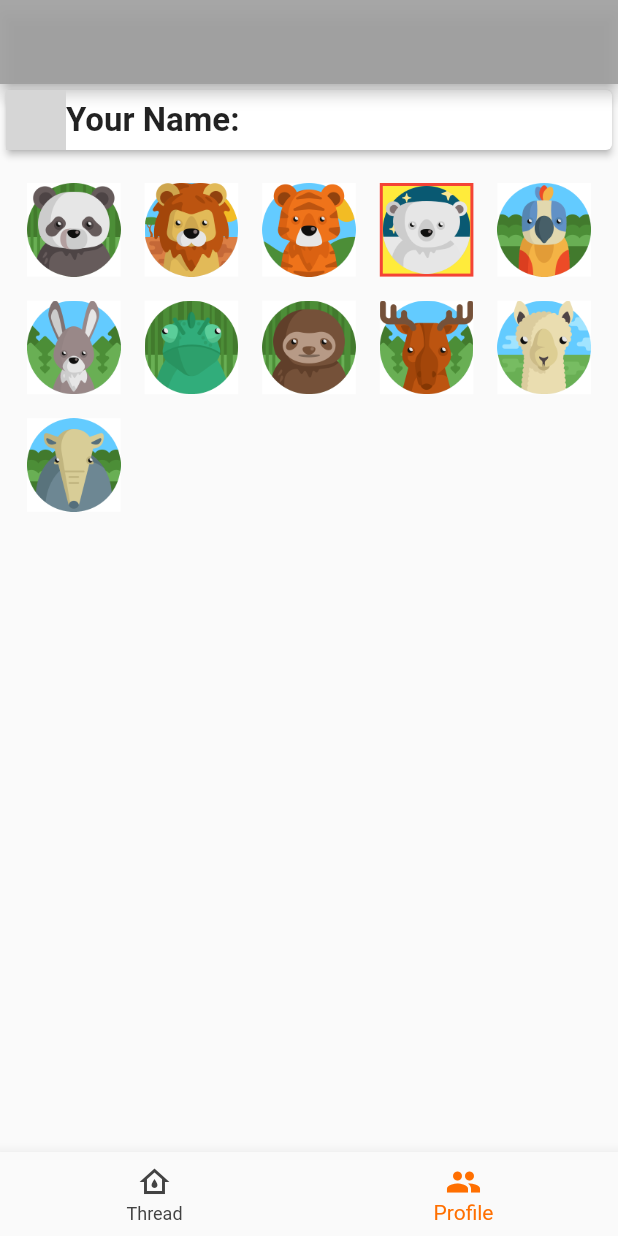
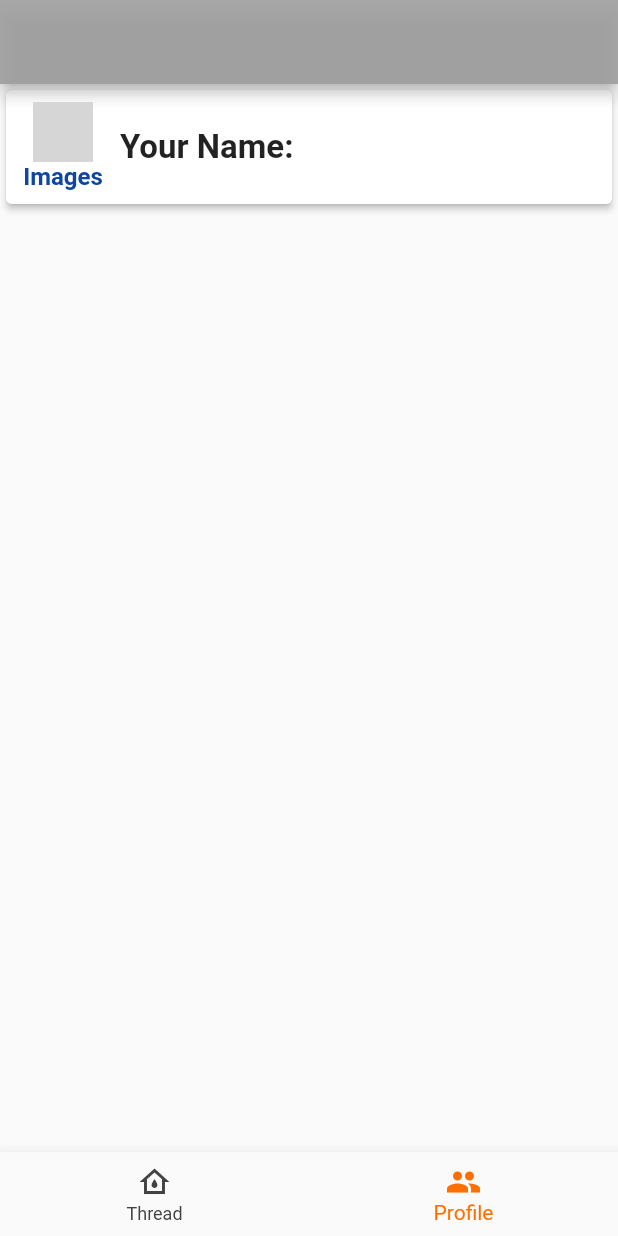
Before and after one commit to Utrilloppo/Portfolio, a Flutter app: the screen it shows after launch, item 2 of the bottom bar chosen, on a phone screen of 412 x 824 dp. Run offline on Flutter 3.47's test engine with Material 2 defaults, Android fonts, the phone set to English and light mode, and no system bars; our stand-ins replace cloud_firestore, firebase_core, keyboard_actions, shared_preferences; accounts and stored records are empty; grey boxes are pictures that could not be loaded.

Commit message:
Solve errors

```diff
--- a/lib/changeUserIcon.dart
+++ b/lib/changeUserIcon.dart
@@ -11,10 +11,9 @@ class ChangeUserIcon extends StatefulWidget {
 }
 
 class _ChangeUserIcon extends State<ChangeUserIcon> {
-  String myThumbnail = "004-bear-1.png";
-
   @override
   Widget build(BuildContext context) {
+    String myThumbnail = widget.myData.myThumbnail;
     return Stack(
       children: [
         SimpleDialog(
--- a/lib/commons/utils.dart
+++ b/lib/commons/utils.dart
@@ -54,7 +54,7 @@ class Utils {
     return time;
   }
 
-  Random _rnd = Random();
+  // Random _rnd = Random();   Maybe it wont use.
 
   static String getRandomString(int length) =>
       String.fromCharCodes(Iterable.generate(
--- a/lib/main.dart
+++ b/lib/main.dart
@@ -22,11 +22,9 @@ class MyApp extends StatelessWidget {
   Widget build(BuildContext context) {
     return MaterialApp(
       theme: ThemeData(
-        primarySwatch: Colors.purple,
+        primarySwatch: Colors.grey,
       ),
-      home: MyHomePage(
-        title: null,
-      ),
+      home: MyHomePage(),
     );
   }
 }
@@ -46,6 +44,7 @@ class _MyHomePageState extends State<MyHomePage> with TickerProviderStateMixin {
     _tabController = TabController(length: 2, vsync: this);
     _tabController.addListener(_handleTabSection);
     _takeData();
+
     super.initState();
   }
 
@@ -69,7 +68,9 @@ class _MyHomePageState extends State<MyHomePage> with TickerProviderStateMixin {
     } else {
       myName = prefs.get('myName').toString();
     }
-    myData = MyProfileData(myName: myName, myThumbnail: myThumbnail);
+    setState(() {
+      myData = MyProfileData(myName: myName, myThumbnail: myThumbnail);
+    });
   }
 
   void _handleTabSection() => setState(() {});
--- a/lib/threadMain.dart
+++ b/lib/threadMain.dart
@@ -184,6 +184,7 @@ Widget _listTile(DocumentSnapshot data) {
                         child: Container(
                           child: Text(
                             // readTimestamp(data["postTimeStamp"]
+                            //Todo
                             "We cant use it now.",
                             //),
                             style:
--- a/lib/userProfile.dart
+++ b/lib/userProfile.dart
@@ -30,11 +30,29 @@ class _UserProfile extends State<UserProfile> {
             crossAxisAlignment: CrossAxisAlignment.center,
             children: <Widget>[
               GestureDetector(
-                child: Container(
-                  height: 40,
-                  width: 40,
-                  child: Image.asset(
-                    "images/${widget.myData.myThumbnail}",
+                child: Padding(
+                  padding: const EdgeInsets.all(8.0),
+                  child: Container(
+                    height: 60,
+                    width: 60,
+                    child: Column(
+                      children: [
+                        Container(
+                          width: 40,
+                          height: 40,
+                          child: Image.asset(
+                            "images/${widget.myData.myThumbnail}",
+                          ),
+                        ),
+                        Text(
+                          "Images",
+                          style: TextStyle(
+                              color: Colors.blue[900],
+                              fontWeight: FontWeight.bold,
+                              fontSize: 16),
+                        )
+                      ],
+                    ),
                   ),
                 ),
                 onTap: () {
@@ -54,48 +72,7 @@ class _UserProfile extends State<UserProfile> {
             ],
           ),
         ),
-        Expanded(
-          child: Container(
-            child: Padding(
-              padding: const EdgeInsets.all(10.0),
-              child: GridView.count(
-                crossAxisCount: 5,
-                mainAxisSpacing: 16,
-                crossAxisSpacing: 16,
-                padding: const EdgeInsets.all(8.0),
-                //childAspectRatio: size.width * 0.00174,
-                physics: ScrollPhysics(),
-                shrinkWrap: true,
-                children: iconImageList.map(_makeGridTile).toList(),
-              ),
-            ),
-          ),
-        ),
       ],
     );
   }
-
-  Widget _makeGridTile(String userIconPath) {
-    return GridTile(
-      child: GestureDetector(
-        onTap: () {
-          print("You chose $userIconPath");
-          setState(() {
-            myThumbnail = userIconPath;
-          });
-        },
-        child: Container(
-          decoration: BoxDecoration(
-            color: userIconPath == myThumbnail ? Colors.yellow : Colors.white,
-            border: userIconPath == myThumbnail
-                ? Border.all(width: 2, color: Colors.red)
-                : null,
-          ),
-          child: Image.asset(
-            "images/$userIconPath",
-          ),
-        ),
-      ),
-    );
-  }
 }
```
